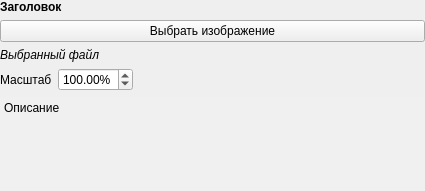
Above: designer/forms/formimage.ui from Artemako/auto-exec-doc before the change. Below: the same form after it.
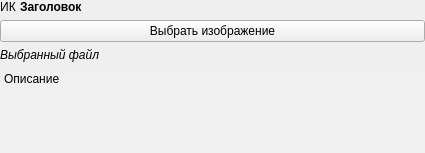
That is the form after the change.

Diff of the .ui file:
```diff
--- a/designer/forms/formimage.ui
+++ b/designer/forms/formimage.ui
@@ -7,7 +7,7 @@
     <x>0</x>
     <y>0</y>
     <width>425</width>
-    <height>191</height>
+    <height>153</height>
    </rect>
   </property>
   <property name="maximumSize">
@@ -33,6 +33,21 @@
     <number>0</number>
    </property>
    <item>
+    <layout class="QHBoxLayout" name="hl" stretch="0,1">
+     <property name="spacing">
+      <number>4</number>
+     </property>
+     <item>
+      <widget class="QLabel" name="label_typetag">
+       <property name="text">
+        <string>ИК</string>
+       </property>
+       <property name="alignment">
+        <set>Qt::AlignCenter</set>
+       </property>
+      </widget>
+     </item>
+     <item>
     <widget class="QLabel" name="title">
      <property name="minimumSize">
       <size>
@@ -57,6 +72,8 @@
      </property>
     </widget>
    </item>
+    </layout>
+   </item>
    <item>
     <widget class="QPushButton" name="select_button">
      <property name="text">
@@ -75,47 +92,7 @@
     </widget>
    </item>
    <item>
-    <layout class="QHBoxLayout" name="scale_layout">
-     <item>
-      <widget class="QLabel" name="percent_label">
-       <property name="maximumSize">
-        <size>
-         <width>60</width>
-         <height>16777215</height>
-        </size>
-       </property>
-       <property name="text">
-        <string>Масштаб</string>
-       </property>
-      </widget>
-     </item>
-     <item>
-      <widget class="QDoubleSpinBox" name="percent_spinbox">
-       <property name="suffix">
-        <string>%</string>
-       </property>
-       <property name="maximum">
-        <double>500.000000000000000</double>
-       </property>
-       <property name="value">
-        <double>100.000000000000000</double>
-       </property>
-      </widget>
-     </item>
-     <item>
-      <spacer name="horizontalSpacer">
-       <property name="orientation">
-        <enum>Qt::Horizontal</enum>
-       </property>
-       <property name="sizeHint" stdset="0">
-        <size>
-         <width>40</width>
-         <height>20</height>
-        </size>
-       </property>
-      </spacer>
-     </item>
-    </layout>
+    <layout class="QHBoxLayout" name="scale_layout"/>
    </item>
    <item>
     <widget class="QTextBrowser" name="textbrowser">
```
Lines whose indentation alone changed are shown as unchanged.
